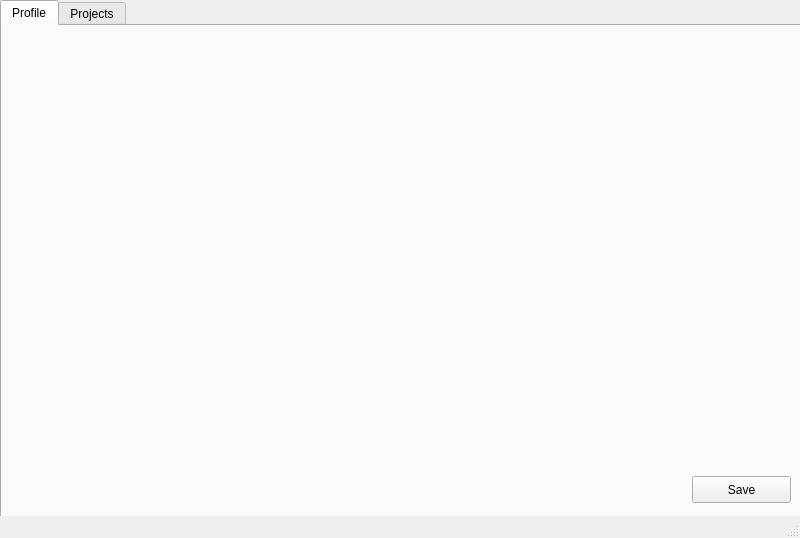
Qt form studentwindow.ui (sprinklej/00100100) before a commit.
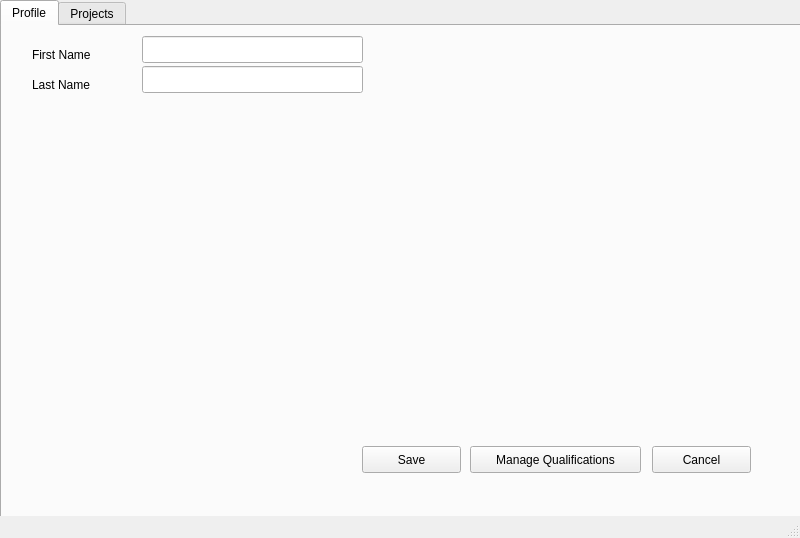
The same form after that commit.

Diff of the .ui file:
```diff
--- a/studentwindow.ui
+++ b/studentwindow.ui
@@ -33,8 +33,8 @@
      <widget class="QPushButton" name="pushButton">
       <property name="geometry">
        <rect>
-        <x>690</x>
-        <y>450</y>
+        <x>360</x>
+        <y>420</y>
         <width>99</width>
         <height>27</height>
        </rect>
@@ -43,6 +43,91 @@
        <string>Save</string>
       </property>
      </widget>
+     <widget class="QLineEdit" name="lineEdit">
+      <property name="geometry">
+       <rect>
+        <x>140</x>
+        <y>10</y>
+        <width>221</width>
+        <height>27</height>
+       </rect>
+      </property>
+     </widget>
+     <widget class="QLineEdit" name="lineEdit_2">
+      <property name="geometry">
+       <rect>
+        <x>140</x>
+        <y>40</y>
+        <width>221</width>
+        <height>27</height>
+       </rect>
+      </property>
+     </widget>
+     <widget class="QLabel" name="label_3">
+      <property name="geometry">
+       <rect>
+        <x>30</x>
+        <y>20</y>
+        <width>101</width>
+        <height>17</height>
+       </rect>
+      </property>
+      <property name="text">
+       <string>First Name</string>
+      </property>
+     </widget>
+     <widget class="QLabel" name="label_4">
+      <property name="geometry">
+       <rect>
+        <x>30</x>
+        <y>50</y>
+        <width>91</width>
+        <height>17</height>
+       </rect>
+      </property>
+      <property name="text">
+       <string>Last Name</string>
+      </property>
+     </widget>
+     <widget class="QPushButton" name="pushButton_5">
+      <property name="geometry">
+       <rect>
+        <x>650</x>
+        <y>420</y>
+        <width>99</width>
+        <height>27</height>
+       </rect>
+      </property>
+      <property name="text">
+       <string>Cancel</string>
+      </property>
+     </widget>
+     <widget class="QPushButton" name="pushButton_6">
+      <property name="geometry">
+       <rect>
+        <x>468</x>
+        <y>420</y>
+        <width>171</width>
+        <height>27</height>
+       </rect>
+      </property>
+      <property name="text">
+       <string>Manage Qualifications</string>
+      </property>
+     </widget>
+     <widget class="QLabel" name="status">
+      <property name="geometry">
+       <rect>
+        <x>30</x>
+        <y>80</y>
+        <width>411</width>
+        <height>17</height>
+       </rect>
+      </property>
+      <property name="text">
+       <string/>
+      </property>
+     </widget>
     </widget>
     <widget class="QWidget" name="tab_Projects">
      <attribute name="title">
```
